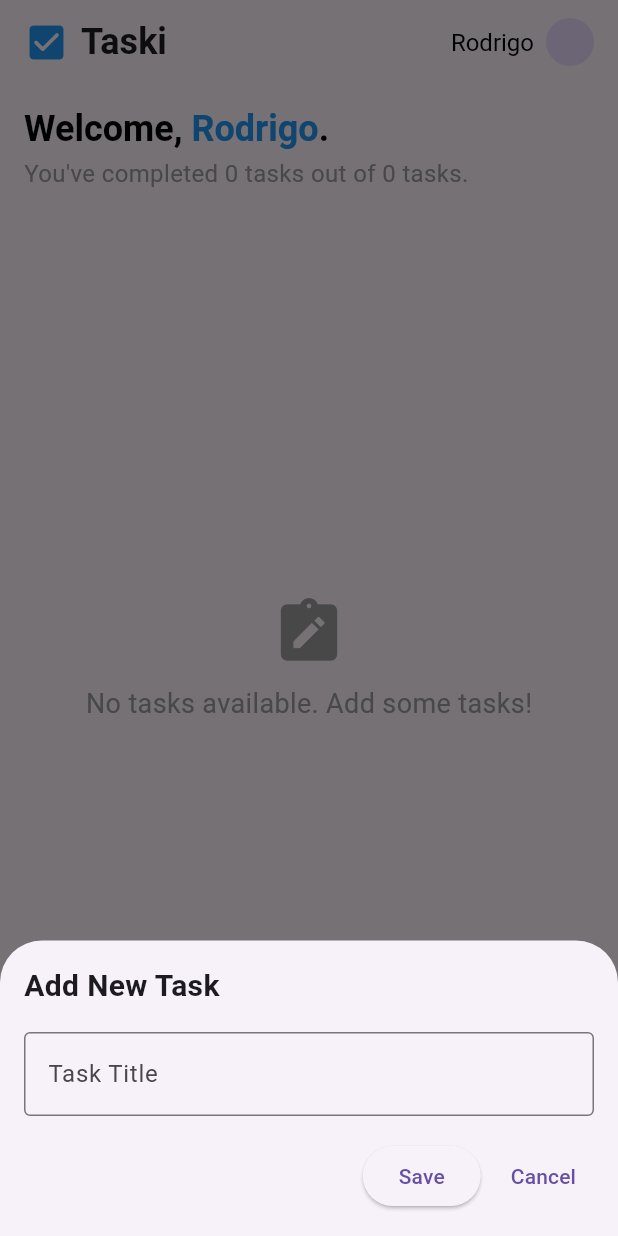
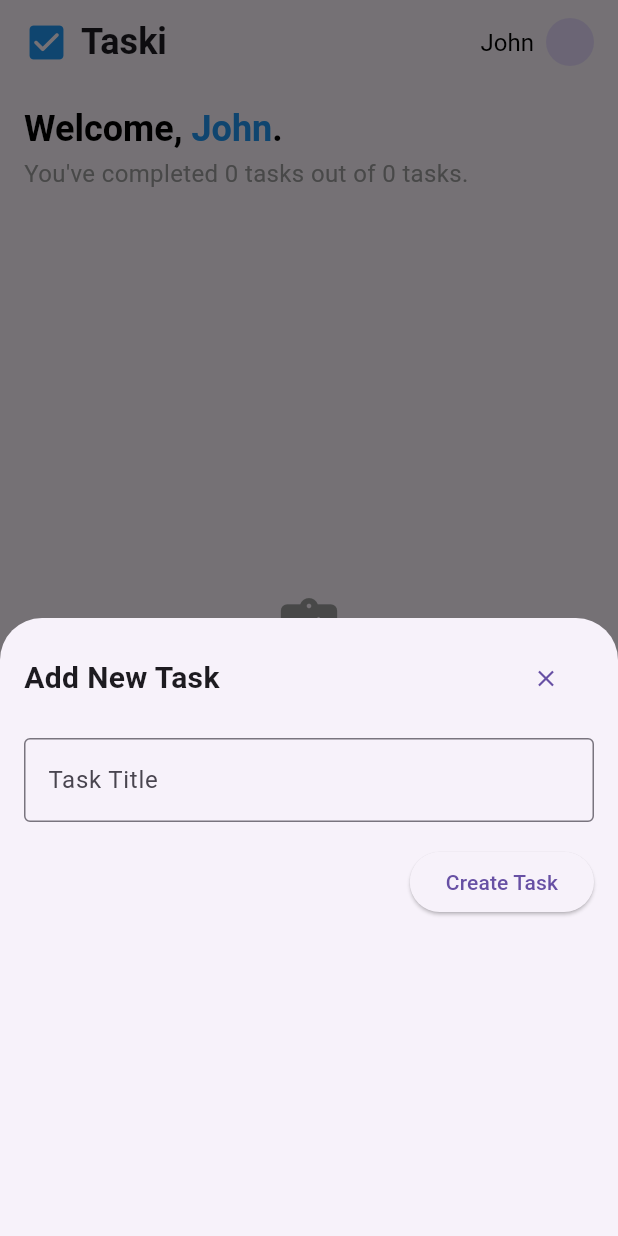
Before and after one commit to RodrigoSabino03/Taski, a Flutter app: the screen it shows after launch, after a tap on the "add" icon, on a phone screen of 412 x 824 dp. Run offline on Flutter 3.47's test engine with Material 3 defaults, Android fonts, the phone set to English and light mode, and no system bars; our stand-ins replace sqflite; accounts and stored records are empty.

Commit message:
fix layout

```diff
--- a/lib/app/app_widget.dart
+++ b/lib/app/app_widget.dart
@@ -1,10 +1,9 @@
-// app_widget.dart
 import 'package:flutter/material.dart';
 import 'package:todolist/app/home/home_page.dart';
 import 'package:todolist/app/search/search_page.dart';
 import 'package:todolist/app/done/done_page.dart';
 import 'package:todolist/app/ui/widgets/appbar_widget.dart';
-import 'package:todolist/app/ui/widgets/bottom_navigation_widget.dart';  // Importe o novo widget
+import 'package:todolist/app/ui/widgets/bottom_navigation_widget.dart';
 
 class AppWidget extends StatefulWidget {
   const AppWidget({super.key});
@@ -31,7 +30,7 @@ class _AppWidgetState extends State<AppWidget> {
           title: AppBarWidget(),
         ),
         body: _pages[selectedIndex],
-        bottomNavigationBar: BottomNavigationWidget(  // Use o novo widget aqui
+        bottomNavigationBar: BottomNavigationWidget(
           selectedIndex: selectedIndex,
           onDestinationSelected: (index) {
             setState(() {
--- a/lib/app/create/widgets/create_modal.dart
+++ b/lib/app/create/widgets/create_modal.dart
@@ -16,14 +16,24 @@ class TaskModal extends StatelessWidget {
         bottom: MediaQuery.of(context).viewInsets.bottom + 16,
       ),
       child: Column(
+        spacing: 16,
         mainAxisSize: MainAxisSize.min,
         crossAxisAlignment: CrossAxisAlignment.start,
         children: [
-          const Text(
-            'Add New Task',
-            style: TextStyle(fontSize: 20, fontWeight: FontWeight.bold),
-          ),
-          const SizedBox(height: 16),
+          Row(mainAxisAlignment: MainAxisAlignment.spaceBetween, children: [
+            const Text(
+              'Add New Task',
+              style: TextStyle(fontSize: 20, fontWeight: FontWeight.bold),
+            ),
+              TextButton(
+                onPressed: () {
+                  taskViewModel.clearForm();
+                  Navigator.pop(context);
+                },
+                child: const Icon(Icons.close),
+              ),
+
+          ]),
           TextField(
             decoration: const InputDecoration(
               labelText: 'Task Title',
@@ -31,7 +41,6 @@ class TaskModal extends StatelessWidget {
             ),
             onChanged: (value) => taskViewModel.updateTitle(value),
           ),
-          const SizedBox(height: 16),
           Row(
             mainAxisAlignment: MainAxisAlignment.end,
             children: [
@@ -40,8 +49,7 @@ class TaskModal extends StatelessWidget {
                   if (taskViewModel.title.isNotEmpty) {
                     await taskViewModel.addTask();
                     taskViewModel.clearForm();
-                    Navigator.pop(
-                        context, true);
+                    Navigator.pop(context, true);
                   } else {
                     showDialog(
                       context: context,
@@ -58,15 +66,7 @@ class TaskModal extends StatelessWidget {
                     );
                   }
                 },
-                child: const Text('Save'),
-              ),
-              const SizedBox(width: 8),
-              TextButton(
-                onPressed: () {
-                  taskViewModel.clearForm();
-                  Navigator.pop(context);
-                },
-                child: const Text('Cancel'),
+                child: const Text('Create Task'),
               ),
             ],
           ),
--- a/lib/app/home/home_page.dart
+++ b/lib/app/home/home_page.dart
@@ -26,7 +26,7 @@ class _HomePageState extends State<HomePage> {
   void _toggleTaskStatus(int index, Task task) async {
     await _taskViewModel.toggleTaskStatus(index);
     setState(() {
-       task.isDone = !task.isDone;
+      task.isDone = !task.isDone;
     });
   }
 
@@ -35,6 +35,7 @@ class _HomePageState extends State<HomePage> {
       _tasksFuture = _taskViewModel.fetchTasks();
     });
   }
+
   @override
   Widget build(BuildContext context) {
     return Scaffold(
@@ -55,7 +56,7 @@ class _HomePageState extends State<HomePage> {
                         color: Colors.black),
                   ),
                   TextSpan(
-                    text: "Rodrigo",
+                    text: "John",
                     style: TextStyle(
                         fontSize: 24,
                         fontWeight: FontWeight.bold,
@@ -151,7 +152,12 @@ class _HomePageState extends State<HomePage> {
           final result = await showModalBottomSheet(
             context: context,
             isScrollControlled: true,
-            builder: (context) => TaskModal(taskViewModel: _taskViewModel),
+            builder: (context) {
+              return FractionallySizedBox(
+                heightFactor: 0.5,
+                child: TaskModal(taskViewModel: _taskViewModel),
+              );
+            },
           );
 
           if (result == true) {
--- a/lib/app/ui/widgets/appbar_widget.dart
+++ b/lib/app/ui/widgets/appbar_widget.dart
@@ -26,7 +26,7 @@ class AppBarWidget extends StatelessWidget {
               spacing: 8,
               children: [
                 Text(
-                  'Rodrigo',
+                  'John',
                   style: TextStyle(fontSize: 16, color: Colors.black),
                 ),
                 CircleAvatar(
--- a/lib/app/ui/widgets/bottom_navigation_widget.dart
+++ b/lib/app/ui/widgets/bottom_navigation_widget.dart
@@ -1,4 +1,3 @@
-// bottom_navigation_widget.dart
 import 'package:flutter/material.dart';
 
 class BottomNavigationWidget extends StatelessWidget {
```
